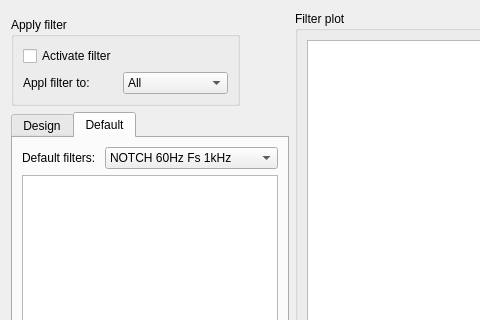
This is MNE/disp/filterwindowwidget.ui in mne-tools/mne-cpp as Qt 5 draws it before an edit; both pictures show x 0 to 480 and y 0 to 320 of the 969 by 516 pixel window. The edited form follows.
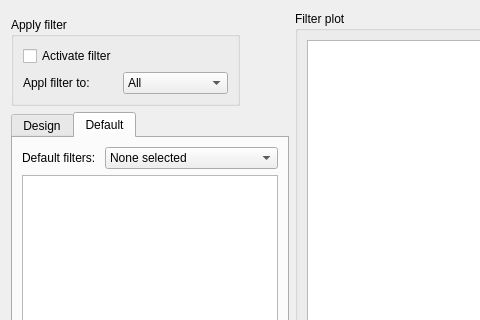
This is the edited form.

Commit message: - add default filter file - change items in default fitler drop down widget ind filterwindow

```diff
--- a/MNE/disp/filterwindowwidget.ui
+++ b/MNE/disp/filterwindowwidget.ui
@@ -10,7 +10,7 @@
     <x>0</x>
     <y>0</y>
     <width>969</width>
-    <height>369</height>
+    <height>497</height>
    </rect>
   </property>
   <property name="windowTitle">
@@ -363,7 +363,7 @@
           <widget class="QComboBox" name="m_comboBox_defaultFilters">
            <item>
             <property name="text">
-             <string>NOTCH 60Hz Fs 1kHz</string>
+             <string>None selected</string>
             </property>
            </item>
            <item>
```
Left out of the diff: 2 changed lines with no effect on the pictures. The commit also changes 1 other file.
